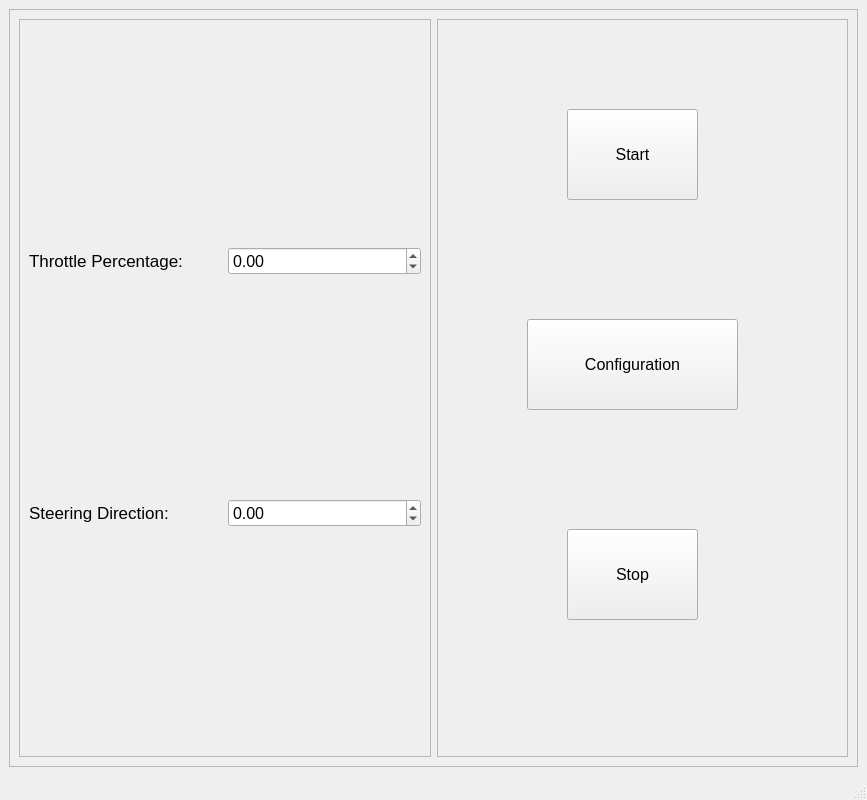
wuxiaohua1011/ROAR_Desktop, file ROAR_GUI/model/control_panel.ui: the form before one commit.
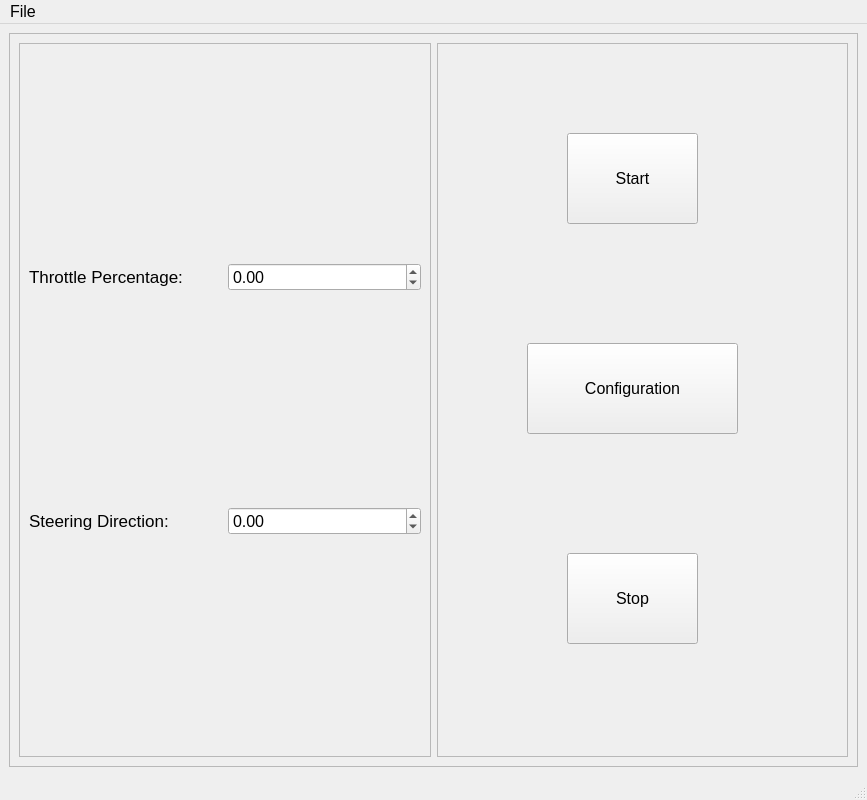
The form after the commit.

```diff
--- a/ROAR_GUI/model/control_panel.ui
+++ b/ROAR_GUI/model/control_panel.ui
@@ -177,9 +177,16 @@
      <x>0</x>
      <y>0</y>
      <width>867</width>
-     <height>27</height>
+     <height>24</height>
     </rect>
    </property>
+   <widget class="QMenu" name="menuFile">
+    <property name="title">
+     <string>File</string>
+    </property>
+    <addaction name="actionQuit"/>
+   </widget>
+   <addaction name="menuFile"/>
   </widget>
   <widget class="QStatusBar" name="statusbar"/>
  </widget>
```
Left out of the diff: 12 changed lines with no effect on the pictures.
